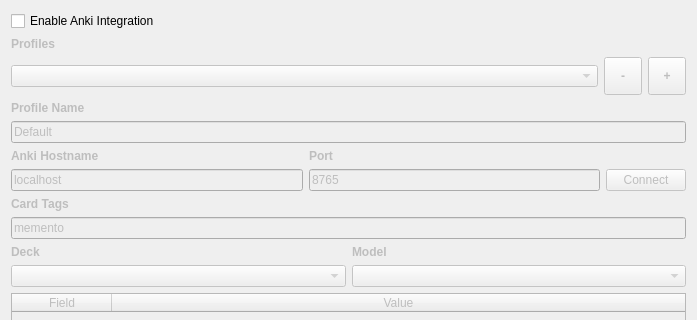
Before: the Qt Designer form src/gui/widgets/ankisettings.ui in ripose-jp/Memento, drawn with Qt 5; both pictures show x 0 to 697 and y 0 to 320 of the 697 by 644 pixel window.
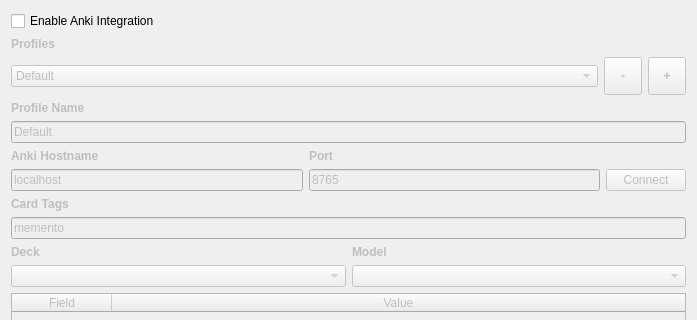
After: the same form once the commit is applied.

Patch:
```diff
--- a/src/gui/widgets/ankisettings.ui
+++ b/src/gui/widgets/ankisettings.ui
@@ -31,6 +31,14 @@
        <property name="editable">
         <bool>false</bool>
        </property>
+       <property name="insertPolicy">
+        <enum>QComboBox::InsertAlphabetically</enum>
+       </property>
+       <item>
+        <property name="text">
+         <string>Default</string>
+        </property>
+       </item>
       </widget>
      </item>
      <item row="2" column="3">
```
Left out of the diff: 6 changed lines with no effect on the pictures.
